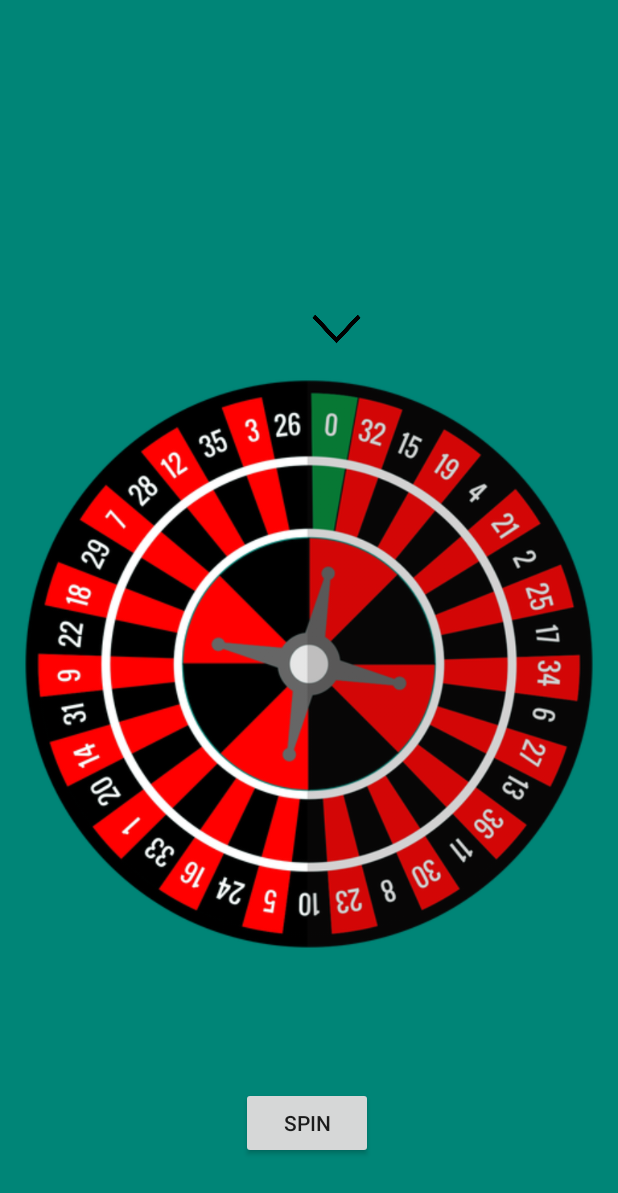
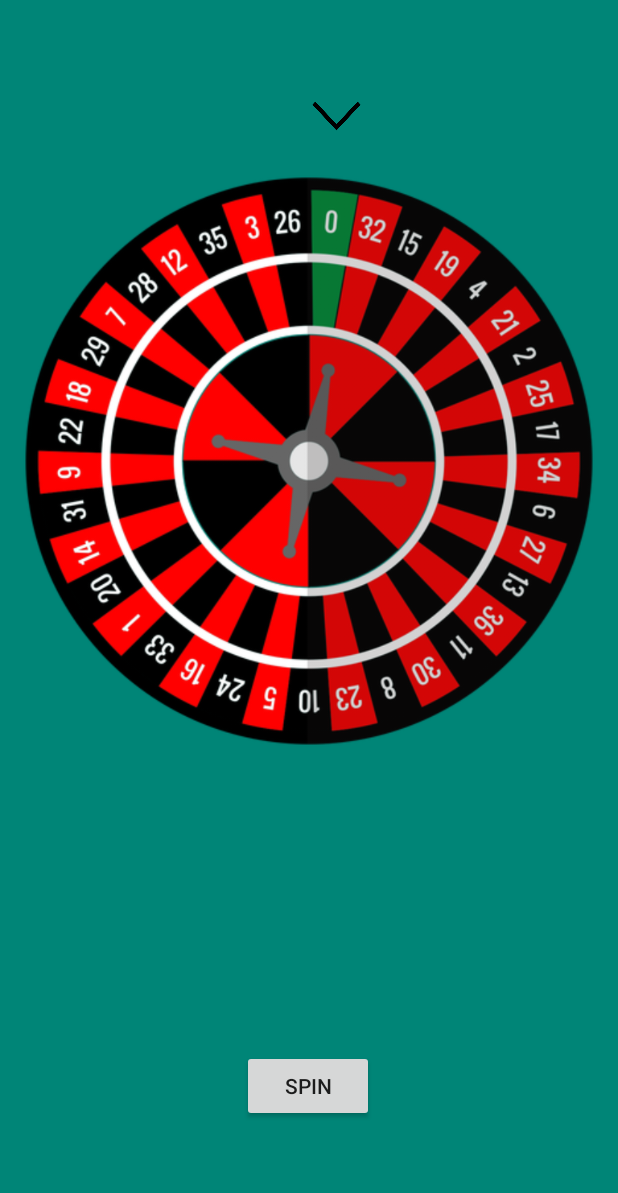
Before and after one commit to JetRequin/NevadaOdyssey, an Android app: the layout activity_roulette.xml on its own in the app's theme, with its tools: preview values and no code run, on a phone screen of 412 x 824 dp. Shown: the top 1193 px of the screen. Run offline under Robolectric (Android 15) with nearby library versions, the phone set to English and light mode, and no system bars.

Commit message:
passage à un constraint layout, réagencement

```diff
--- a/app/src/main/AndroidManifest.xml
+++ b/app/src/main/AndroidManifest.xml
@@ -9,7 +9,7 @@
         android:roundIcon="@mipmap/ic_launcher_round"
         android:supportsRtl="true"
         android:theme="@style/AppTheme">
-        <activity android:name=".RouletteActivity">
+        <activity android:name=".LoginActivity">
             <intent-filter>
                 <action android:name="android.intent.action.MAIN" />
 
@@ -19,7 +19,7 @@
         <activity android:name=".BlackJackActivity" />
         <activity android:name=".HomeActivity"/>
         <activity android:name=".MainActivity"/>
-        <activity android:name=".LoginActivity"/>
+        <activity android:name=".RouletteActivity"/>
 
     </application>
 
--- a/app/src/main/res/layout/activity_roulette.xml
+++ b/app/src/main/res/layout/activity_roulette.xml
@@ -1,6 +1,7 @@
 <?xml version="1.0" encoding="utf-8"?>
-<RelativeLayout xmlns:android="http://schemas.android.com/apk/res/android"
+<androidx.constraintlayout.widget.ConstraintLayout xmlns:android="http://schemas.android.com/apk/res/android"
     xmlns:app="http://schemas.android.com/apk/res-auto"
+    xmlns:tools="http://schemas.android.com/tools"
     android:layout_width="match_parent"
     android:layout_height="match_parent"
     android:background="@color/colorPrimary">
@@ -11,16 +12,25 @@
         android:layout_height="wrap_content"
         android:layout_alignParentEnd="true"
         android:layout_alignParentBottom="true"
-        android:layout_marginEnd="163dp"
-        android:layout_marginBottom="51dp"
-        android:text="@string/spin" />
+        android:text="@string/spin"
+        app:layout_constraintBottom_toBottomOf="parent"
+        app:layout_constraintEnd_toEndOf="parent"
+        app:layout_constraintHorizontal_bias="0.498"
+        app:layout_constraintStart_toStartOf="parent"
+        app:layout_constraintTop_toBottomOf="@+id/iv_wheel"
+        app:layout_constraintVertical_bias="0.644" />
 
     <ImageView
         android:id="@+id/iv_wheel"
         android:layout_width="wrap_content"
         android:layout_height="wrap_content"
         android:layout_above="@+id/spinButton"
-        android:layout_marginBottom="26dp"
+        app:layout_constraintBottom_toBottomOf="parent"
+        app:layout_constraintEnd_toEndOf="parent"
+        app:layout_constraintHorizontal_bias="0.0"
+        app:layout_constraintStart_toStartOf="parent"
+        app:layout_constraintTop_toTopOf="parent"
+        app:layout_constraintVertical_bias="0.164"
         app:srcCompat="@drawable/euroulette" />
 
     <ImageView
@@ -29,19 +39,27 @@
         android:layout_height="53dp"
         android:layout_above="@+id/iv_wheel"
         android:layout_alignParentEnd="true"
-        android:layout_marginEnd="162dp"
-        android:layout_marginBottom="-59dp"
+        app:layout_constraintBottom_toBottomOf="parent"
+        app:layout_constraintEnd_toEndOf="parent"
+        app:layout_constraintHorizontal_bias="0.55"
+        app:layout_constraintStart_toStartOf="parent"
+        app:layout_constraintTop_toTopOf="parent"
+        app:layout_constraintVertical_bias="0.066"
         app:srcCompat="@drawable/pointer_down" />
 
     <TextView
         android:id="@+id/result"
-        android:textColor="@color/colorWhite"
         android:layout_width="wrap_content"
         android:layout_height="wrap_content"
         android:layout_above="@+id/iv_wheel"
         android:layout_alignParentEnd="true"
-        android:layout_marginEnd="177dp"
-        android:layout_marginBottom="-502dp"
-        android:textSize="32dp" />
+        android:textColor="@color/colorWhite"
+        android:textSize="32dp"
+        app:layout_constraintBottom_toBottomOf="parent"
+        app:layout_constraintEnd_toEndOf="parent"
+        app:layout_constraintHorizontal_bias="0.501"
+        app:layout_constraintStart_toStartOf="parent"
+        app:layout_constraintTop_toTopOf="parent"
+        app:layout_constraintVertical_bias="0.818" />
 
-</RelativeLayout>
+</androidx.constraintlayout.widget.ConstraintLayout>
```
